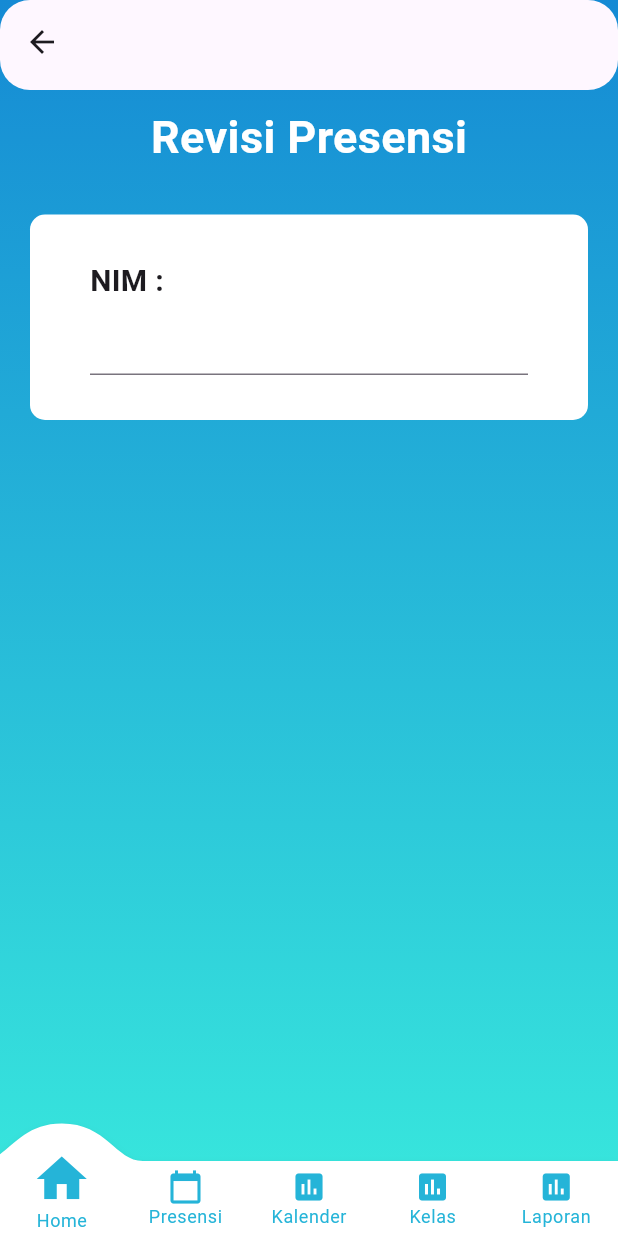
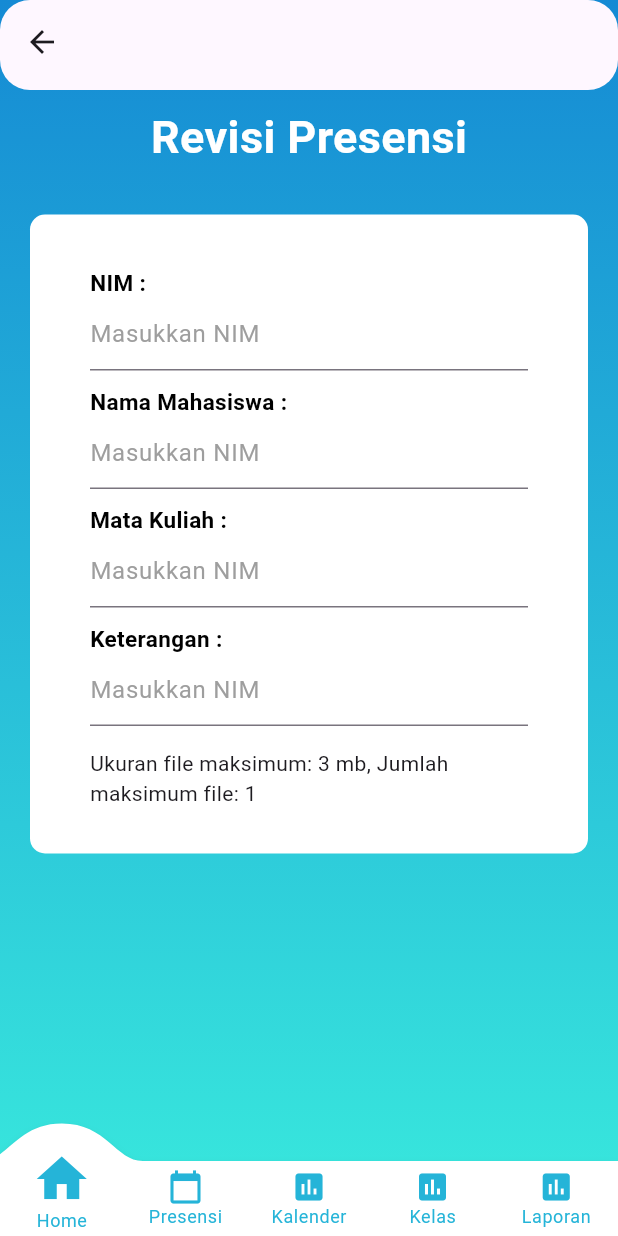
Before and after one commit to orminla/sp_academix, a Flutter app: the screen it shows after launch, after a tap on "Revisi Button", on a phone screen of 412 x 824 dp. Run offline on Flutter 3.47's test engine with Material 3 defaults, Android fonts, the phone set to English and light mode, and no system bars; drawn by our look-alikes of convex_bottom_bar; our stand-ins replace google_fonts.

Commit message:
revisi form 20%

```diff
--- a/lib/sirekap/views/revisi/pages.dart
+++ b/lib/sirekap/views/revisi/pages.dart
@@ -1,4 +1,5 @@
 import 'package:flutter/material.dart';
+import 'package:google_fonts/google_fonts.dart';
 
 class PagesFormRevisi extends StatefulWidget {
   const PagesFormRevisi({super.key});
@@ -26,23 +27,113 @@ class _PagesFormRevisiState extends State<PagesFormRevisi> {
             margin: const EdgeInsets.all(20),
             child: Column(
               children: [
+                Nim(),
+                NamaMahasiswa(),
+                Makul(),
+                Keterangan(),
+                const SizedBox(
+                  height: 10,
+                ),
                 Padding(
                   padding: const EdgeInsets.symmetric(horizontal: 10),
-                  child: Column(
-                    crossAxisAlignment: CrossAxisAlignment.start,
+                  child: const Column(
                     children: [
                       Text(
-                        "NIM :",
-                        style: TextStyle(
-                            fontSize: 20, fontWeight: FontWeight.bold),
-                      ),
-                      TextField(),
+                          'Ukuran file maksimum: 3 mb, Jumlah maksimum file: 1'),
                     ],
                   ),
                 )
               ],
             ),
           )
+        ],
+      ),
+    );
+  }
+
+  Padding Keterangan() {
+    return Padding(
+      padding: const EdgeInsets.symmetric(horizontal: 10, vertical: 5),
+      child: Column(
+        crossAxisAlignment: CrossAxisAlignment.start,
+        children: [
+          Text("Keterangan :",
+              style: TextStyle(
+                  fontSize: 15,
+                  color: Colors.black,
+                  fontWeight: FontWeight.bold)),
+          TextFormField(
+            decoration: InputDecoration(
+              hintText: "Masukkan NIM",
+              hintStyle: TextStyle(color: Colors.grey),
+            ),
+          ),
+        ],
+      ),
+    );
+  }
+
+  Padding Makul() {
+    return Padding(
+      padding: const EdgeInsets.symmetric(horizontal: 10, vertical: 5),
+      child: Column(
+        crossAxisAlignment: CrossAxisAlignment.start,
+        children: [
+          Text("Mata Kuliah :",
+              style: TextStyle(
+                  fontSize: 15,
+                  color: Colors.black,
+                  fontWeight: FontWeight.bold)),
+          TextFormField(
+            decoration: InputDecoration(
+              hintText: "Masukkan NIM",
+              hintStyle: TextStyle(color: Colors.grey),
+            ),
+          ),
+        ],
+      ),
+    );
+  }
+
+  Padding NamaMahasiswa() {
+    return Padding(
+      padding: const EdgeInsets.symmetric(horizontal: 10, vertical: 5),
+      child: Column(
+        crossAxisAlignment: CrossAxisAlignment.start,
+        children: [
+          Text("Nama Mahasiswa :",
+              style: TextStyle(
+                  fontSize: 15,
+                  color: Colors.black,
+                  fontWeight: FontWeight.bold)),
+          TextFormField(
+            decoration: InputDecoration(
+              hintText: "Masukkan NIM",
+              hintStyle: TextStyle(color: Colors.grey),
+            ),
+          ),
+        ],
+      ),
+    );
+  }
+
+  Padding Nim() {
+    return Padding(
+      padding: const EdgeInsets.symmetric(horizontal: 10, vertical: 5),
+      child: Column(
+        crossAxisAlignment: CrossAxisAlignment.start,
+        children: [
+          Text("NIM :",
+              style: TextStyle(
+                  fontSize: 15,
+                  color: Colors.black,
+                  fontWeight: FontWeight.bold)),
+          TextFormField(
+            decoration: InputDecoration(
+              hintText: "Masukkan NIM",
+              hintStyle: TextStyle(color: Colors.grey),
+            ),
+          ),
         ],
       ),
     );
```
